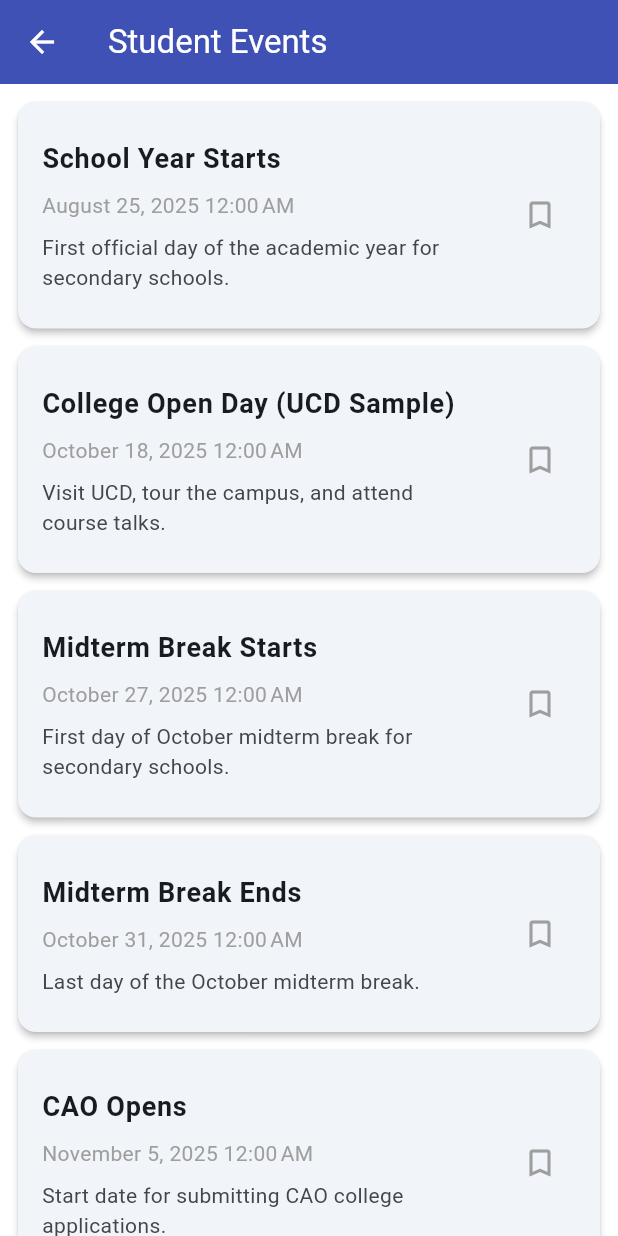
After one commit to DannyPost/Edu_Eire, a Flutter app: the CalendarPage screen opened directly, after a tap on the "event note" icon, on a phone screen of 412 x 824 dp. The commit adds this screen. Run offline on Flutter 3.47's test engine with Material 3 defaults, Android fonts, the phone set to English and light mode, and no system bars; our stand-ins replace cloud_firestore, cloud_functions, csv, email_validator, file_picker, firebase_auth and 7 more; missing offline and left inert: dart:html, icalendar_parser; accounts and stored records are empty; network calls fail.

Commit message:
Added Events Page

```diff
--- a/lib/calendar/calendar.dart
+++ b/lib/calendar/calendar.dart
@@ -5,6 +5,9 @@ import 'add_event_dialog.dart';
 import 'search.dart';
 import 'notification_service.dart';
 import 'ics_importer.dart';
+
+import '../events_page/event_details_page.dart';
+
 
 
 class Event {
@@ -139,6 +142,33 @@ final List<Event> _allEvents = [
     );
   }
 
+void _goToEventsPage() {
+  final bookmarkedEvents = _allEvents
+      .where((event) => _bookmarkedEventTitles.contains(event.title))
+      .toList();
+
+  Navigator.push(
+    context,
+    MaterialPageRoute(
+      builder: (_) => EventsPage(
+        allEvents: _allEvents,
+        bookmarkedEvents: bookmarkedEvents,
+        onBookmarkToggle: (event) {
+          setState(() {
+           if (_bookmarkedEventTitles.contains(event.title!)) {
+  _bookmarkedEventTitles.remove(event.title!);
+} else {
+  _bookmarkedEventTitles.add(event.title!);
+}
+
+          });
+        },
+      ),
+    ),
+  );
+}
+
+
   void _addPersonalEvent() async {
     final newEvent = await showDialog<Event>(
       context: context,
@@ -235,6 +265,12 @@ Widget build(BuildContext context) {
           tooltip: 'Import .ics File',
           onPressed: _handleICSImport,
         ),
+        IconButton(
+          icon: const Icon(Icons.event_note),
+          tooltip: 'All Events',
+          onPressed: _goToEventsPage,
+        ),
+
         PopupMenuButton<CalendarViewMode>(
           icon: const Icon(Icons.view_agenda),
           tooltip: 'Change Calendar View',
--- /dev/null
+++ b/lib/events_page/event_details_page.dart
@@ -0,0 +1,126 @@
+import 'package:flutter/material.dart';
+import '../calendar/calendar.dart'; // adjust the path to match your Event model
+import '../calendar/add_event_dialog.dart'; // if you have calendar-related helpers
+import 'package:intl/intl.dart';
+
+class EventsPage extends StatefulWidget {
+  final List<Event> allEvents;
+  final List<Event> bookmarkedEvents;
+  final Function(Event) onBookmarkToggle;
+
+  const EventsPage({
+    Key? key,
+    required this.allEvents,
+    required this.bookmarkedEvents,
+    required this.onBookmarkToggle,
+  }) : super(key: key);
+
+  @override
+  State<EventsPage> createState() => _EventsPageState();
+}
+
+class _EventsPageState extends State<EventsPage> {
+  bool isBookmarked(Event event) {
+    return widget.bookmarkedEvents.contains(event);
+  }
+
+  @override
+  Widget build(BuildContext context) {
+    widget.allEvents.sort((a, b) => a.date.compareTo(b.date)); // sort by date
+
+    return Scaffold(
+      appBar: AppBar(
+        title: const Text('Student Events'),
+        backgroundColor: Colors.indigo,
+      ),
+      body: ListView.builder(
+        padding: const EdgeInsets.all(12),
+        itemCount: widget.allEvents.length,
+        itemBuilder: (context, index) {
+          final event = widget.allEvents[index];
+          final formattedDate = DateFormat.yMMMMd().add_jm().format(event.date);
+          final isSaved = isBookmarked(event);
+
+          return Card(
+            margin: const EdgeInsets.only(bottom: 12),
+            shape: RoundedRectangleBorder(borderRadius: BorderRadius.circular(12)),
+            elevation: 2,
+            child: ListTile(
+              contentPadding: const EdgeInsets.all(16),
+              title: Text(
+                event.title,
+                style: const TextStyle(fontWeight: FontWeight.bold, fontSize: 18),
+              ),
+              subtitle: Column(
+                crossAxisAlignment: CrossAxisAlignment.start,
+                children: [
+                  const SizedBox(height: 8),
+                  Text(formattedDate, style: const TextStyle(color: Colors.grey)),
+                  const SizedBox(height: 8),
+                  Text(getDescriptionForEvent(event.title)),
+                ],
+              ),
+              trailing: IconButton(
+                icon: Icon(
+                  isSaved ? Icons.bookmark : Icons.bookmark_border,
+                  color: isSaved ? Colors.indigo : Colors.grey,
+                ),
+                onPressed: () {
+                  widget.onBookmarkToggle(event);
+                  setState(() {});
+                },
+              ),
+            ),
+          );
+        },
+      ),
+    );
+  }
+
+  // Add a function to return event descriptions based on the title
+  String getDescriptionForEvent(String title) {
+    switch (title.toLowerCase()) {
+      case 'school year starts':
+        return 'First official day of the academic year for secondary schools.';
+      case 'cao opens':
+        return 'Start date for submitting CAO college applications.';
+      case 'susi grant opens':
+        return 'SUSI grant application portal opens for students.';
+      case 'cao early bird deadline (€30)':
+        return 'Apply to CAO by this date to get the discounted fee.';
+      case 'cao final deadline (€45)':
+        return 'Final date to submit CAO applications with the standard fee.';
+      case 'hear/dare application deadline':
+        return 'Deadline to apply for HEAR or DARE schemes on CAO.';
+      case 'hear/dare docs submission deadline':
+        return 'Deadline to upload supporting documents for HEAR/DARE.';
+      case 'change of mind opens (cao)':
+        return 'You can now update your CAO choices without penalty.';
+      case 'change of mind closes (cao)':
+        return 'Final deadline to revise your CAO choices.';
+      case 'midterm break starts':
+        return 'First day of October midterm break for secondary schools.';
+      case 'midterm break ends':
+        return 'Last day of the October midterm break.';
+      case 'christmas holidays start':
+        return 'Christmas break begins for secondary school students.';
+      case 'christmas holidays end':
+        return 'Classes resume after the Christmas break.';
+      case 'february midterm':
+        return 'One-week midterm break in February for schools.';
+      case 'easter holidays start':
+        return 'Easter break begins for secondary schools.';
+      case 'easter holidays end':
+        return 'Return to school after the Easter holidays.';
+      case 'leaving & junior cert exams begin':
+        return 'State exams officially begin for Junior and Leaving Cert students.';
+      case 'college open day (ucd sample)':
+        return 'Visit UCD, tour the campus, and attend course talks.';
+      case 'college open day (tcd sample)':
+        return 'Explore Trinity College Dublin’s campus and departments.';
+      default:
+        return 'Important date in the Irish academic calendar.';
+    }
+  }
+
+}
```
